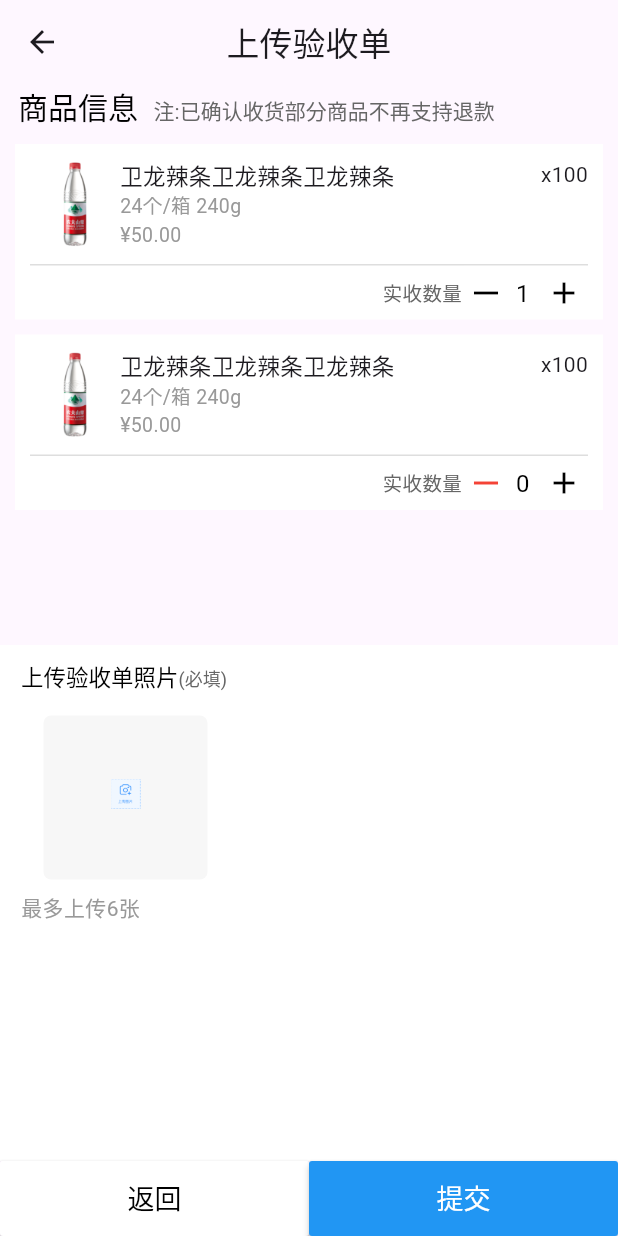
After one commit to hxj1062/myFlutter, a Flutter app: the UploadOrderApp screen opened directly, after a tap on the "add" icon, on a phone screen of 412 x 824 dp. The commit adds this screen. Run offline on Flutter 3.47's test engine with Material 3 defaults, Android fonts, the phone set to English and light mode, and no system bars; our stand-ins replace convex_bottom_bar, fluttertoast, image_picker.

Commit message:
上传验收单

```diff
--- a/lib/main.dart
+++ b/lib/main.dart
@@ -27,7 +27,7 @@
         debugShowCheckedModeBanner: false,
         initialRoute: "/welcome",
         routes: {
-          "/welcome": (context) => PrivacyMachinePageApp(),
+          "/welcome": (context) => MainPage(),
         });
   }
 }
--- a/lib/style/color_style.dart
+++ b/lib/style/color_style.dart
@@ -20,6 +20,7 @@
   static const Color c_3A3A3A = Color(0XFF3A3A3A);
   static const Color c_FF4951 = Color(0XFFFF4951);
   static const Color c_737373 = Color(0XFF737373);
+  static const Color c_DEDEDE = Color(0XFFDEDEDE);
 
   static MaterialColor materialColor(Color color) {
     List strengths = <double>[.05];
--- a/lib/views/change_machine_type_page.dart
+++ b/lib/views/change_machine_type_page.dart
@@ -171,7 +171,7 @@
                                   color: Colors.black, fontSize: 16.0),
                             ),
                             Image(
-                              image: AssetImage("asset/images/arrow_right.png"),
+                              image: AssetImage("assets/images/arrow_right.png"),
                               width: 16,
                               height: 16,
                             )
--- a/lib/views/not_recorded_page.dart
+++ b/lib/views/not_recorded_page.dart
@@ -73,7 +73,7 @@
             child: Container(
               color: Colors.white,
               child: ListView.builder(
-                  itemCount: 10,
+                  itemCount: 6,
                   itemExtent: 65.0,
                   itemBuilder: (BuildContext context, int index) {
                     return Container(
@@ -89,7 +89,7 @@
 
   Widget _itemView() {
     return Container(
-        margin: EdgeInsets.all(12.0),
+        margin: EdgeInsets.all(9.0),
         child: Row(
           mainAxisAlignment: MainAxisAlignment.spaceBetween,
           children: [
--- a/lib/views/privacy_machine_page.dart
+++ b/lib/views/privacy_machine_page.dart
@@ -36,7 +36,7 @@
     return Scaffold(
       appBar: AppBar(
         elevation: 0.0,
-        title: Text("集器列表"),
+        title: Text("机器列表"),
         centerTitle: true,
       ),
       body: _body(),
--- a/lib/views/tab01_page.dart
+++ b/lib/views/tab01_page.dart
@@ -4,6 +4,9 @@
 import 'package:myfluter/views/privacy_machine_page.dart';
 import 'package:myfluter/views/real_name_info_page.dart';
 import 'package:myfluter/views/space_fit_page.dart';
+import 'package:myfluter/views/tetsufsd.dart';
+import 'package:myfluter/views/upload_image_page.dart';
+import 'package:myfluter/views/upload_order.dart';
 import 'package:myfluter/views/wholesale_quota_page.dart';
 import '../model/function_bean.dart';
 import 'app_account.dart';
@@ -40,6 +43,9 @@
     Functions("清点商品", "清点商品详情", CheckProductCountPageApp()),
     Functions("空间适配", "空间适配组件FittedBox练习", SpaceFitPage()),
     Functions("机密集器", "机密集器列表", PrivacyMachinePageApp()),
+    Functions("图片上传", "上传图片", ProductImg( )),
+    Functions("上传验收单", "验收单", UploadOrderApp( )),
+    Functions("加减", "ssd", NumChangeWidget(onValueChanged: (int value) {  }, )),
   ];
 
   @override
--- /dev/null
+++ b/lib/views/tetsufsd.dart
@@ -0,0 +1,136 @@
+import 'package:flutter/material.dart';
+import 'package:flutter/services.dart';
+
+class NumChangeWidget extends StatefulWidget {
+  final double height;
+  int num;
+  final ValueChanged<int> onValueChanged;
+
+  final bool disabled;
+
+  NumChangeWidget(
+      {Key? key,
+        this.height = 36.0,
+        this.num = 0,
+        this.disabled = false,
+        required this.onValueChanged})
+      : super(key: key);
+
+  @override
+  _NumChangeWidgetState createState() {
+    return _NumChangeWidgetState();
+  }
+}
+
+class _NumChangeWidgetState extends State<NumChangeWidget> {
+  TextEditingController _numcontroller = TextEditingController();
+
+  @override
+  void initState() {
+    super.initState();
+    _numcontroller.addListener(_onNumChange);
+  }
+
+  void _onNumChange() {
+    String text = _numcontroller.text;
+    if (text.isNotEmpty) {
+      String result = text.replaceAll(RegExp(r'^[0]+'), '');// 去掉首位0的正则替换
+      if (result != '') {
+        widget.num = int.parse(result);
+        widget.onValueChanged(widget.num);
+      }
+      if (result != text) {
+        _numcontroller.selection =
+            TextSelection.fromPosition(TextPosition(offset: result.length));
+      }
+    }
+  }
+
+  @override
+  Widget build(BuildContext context) {
+    _numcontroller.text = widget.num.toString();
+
+    return Container(
+      height: widget.height,
+      decoration: BoxDecoration(
+          borderRadius: BorderRadius.all(Radius.circular(2.0)),
+          color: Color(0x1FFFFFFF)),
+      child: Row(
+        mainAxisSize: MainAxisSize.min,
+        children: <Widget>[
+          GestureDetector(
+            onTap: _minusNum,
+            child: Container(
+              width: 32.0,
+              alignment: Alignment.center,
+              child: Icon(Icons.horizontal_rule_outlined,
+                  color: widget.num == 0 || widget.disabled
+                      ? Colors.red
+                      : Colors.black),
+            ),
+          ),
+
+          Container(
+            width: 20.0,
+            alignment: Alignment.center,
+            child: TextField(
+                controller: _numcontroller, //TextEditingController,用于获取文本值
+                keyboardType: TextInputType.number, //设置键盘为数字
+                textAlign: TextAlign.center, // 内容左右居中
+                maxLines: 1,
+                decoration: const InputDecoration(
+                  border: InputBorder.none,
+                  contentPadding: EdgeInsets.only(bottom: 10),
+                ),
+                inputFormatters: [
+                  FilteringTextInputFormatter.digitsOnly, //设置只允许输入整数
+                ],
+                style: TextStyle(fontSize: 16, color: Colors.black),
+                readOnly: widget.disabled),
+          ),
+
+          GestureDetector(
+            onTap: _addNum,
+            child: Container(
+              width: 32.0,
+              alignment: Alignment.center,
+              child: Icon(
+                Icons.add_outlined,
+                color: widget.disabled
+                    ? Colors.green
+                    : Colors.black,
+              ), // 设计图
+            ),
+          ),
+        ],
+      ),
+    );
+  }
+
+  void _minusNum() {
+    if (widget.num == 0 || widget.disabled) {
+      return;
+    }
+
+    setState(() {
+      widget.num -= 1;
+
+      if (widget.onValueChanged != null) {
+        widget.onValueChanged(widget.num);
+      }
+    });
+  }
+
+  void _addNum() {
+    if (widget.disabled) {
+      return;
+    }
+    setState(() {
+      widget.num += 1;
+
+      if (widget.onValueChanged != null) {
+        widget.onValueChanged(widget.num);
+      }
+    });
+  }
+}
--- /dev/null
+++ b/lib/views/upload_image_page.dart
@@ -0,0 +1,158 @@
+import 'dart:io';
+
+import 'package:flutter/material.dart';
+import 'package:image_picker/image_picker.dart';
+
+// import 'package:n9a_crm/widgets/tip/tip.dart';
+typedef CommonACallback = void Function(dynamic reslut);
+
+class ProductImg extends StatefulWidget {
+  @override
+  _ProductImgState createState() => _ProductImgState();
+}
+
+class _ProductImgState extends State<ProductImg> {
+  File? _imgPath;
+  List<File> imgs22 = [];
+
+  _deleImg(File value) {
+    setState(() {
+      this.imgs22.remove(value);
+    });
+  }
+
+  // 生成GridView的items
+  List<Widget> buildItems() {
+    print("11111==$imgs22");
+    List<Widget> items = [];
+    imgs22.forEach((value) {
+      items.add(baseItem(value));
+    });
+    items.add(UpBtn(
+      imgList: imgs22,
+      callback: (reslut) {
+        setState(() {
+          imgs22.add(reslut);
+        });
+      },
+    ));
+    return items;
+  }
+
+  // 基础展示的item 此处设置width,height对GridView 无效，主要是偷懒给feedback用
+  Widget baseItem(value, [bgColor]) {
+    print("22222==$value");
+    return Stack(
+      children: [
+        Container(
+            width: double.infinity,
+            height: double.infinity,
+            color: bgColor,
+            child: ClipRRect(
+                borderRadius: BorderRadius.all(Radius.circular(5)),
+                child: Image.file(
+                  value,
+                  fit: BoxFit.cover,
+                ))),
+        Positioned(
+          child: GestureDetector(
+            onTap: () => _deleImg(value),
+            behavior: HitTestBehavior.translucent,
+            child: Image(
+              image: AssetImage("assets/images/huise.png"),
+              width: 20,
+              height: 20,
+            ),
+          ),
+          top: 0,
+          right: 0,
+        )
+      ],
+    );
+  }
+
+  @override
+  Widget build(BuildContext context) {
+    return Column(
+      children: [
+        // Tip(text: '支持 jpg、png格式，拖动图片重新排序，默认第一张图片为主图，建议每张上传文件大小200K以内'),
+        Container(
+          margin: EdgeInsets.only(
+            top: 15,
+            left: 15,
+            right: 15,
+          ),
+          child: GridView(
+            gridDelegate: SliverGridDelegateWithFixedCrossAxisCount(
+                crossAxisCount: 3,
+                mainAxisSpacing: 15,
+                crossAxisSpacing: 15,
+                childAspectRatio: 1),
+            children: buildItems(),
+            shrinkWrap: true,
+            physics: NeverScrollableScrollPhysics(), //禁止滚动
+          ),
+        ),
+      ],
+    );
+  }
+}
+
+//添加图片
+class UpBtn extends StatefulWidget {
+  List<File>? imgList;
+
+  CommonACallback callback;
+
+  UpBtn({
+    Key? key,
+    this.imgList,
+    required this.callback,
+  }) : super(key: key);
+
+  @override
+  _UpBtnState createState() => _UpBtnState();
+}
+
+class _UpBtnState extends State<UpBtn> {
+  //选择相册照片
+  Future getImage() async {
+    var imageUrl = await ImagePicker().getImage(source: ImageSource.gallery);
+
+    // setState(() {
+    //   widget.imgList?.add(File(imageUrl!.path));
+    // });
+    widget.callback(File(imageUrl!.path));
+    // setState(() {
+    //   _ProductImgState().imgs22.add(File(imageUrl!.path));
+    // });
+    print("33333${widget.imgList}");
+    print("44444${_ProductImgState().imgs22}");
+  }
+
+  @override
+  Widget build(BuildContext context) {
+    return GestureDetector(
+      onTap: getImage,
+      child: Container(
+        decoration: BoxDecoration(
+          color: Color(0xfff7f7f7),
+          borderRadius: BorderRadius.all(Radius.circular(5)),
+        ),
+        child: Column(
+          mainAxisAlignment: MainAxisAlignment.center,
+          children: [
+            Container(
+              margin: EdgeInsets.only(bottom: 5),
+              child: Image(
+                width: 20,
+                height: 20,
+                image: AssetImage("assets/images/upload_image.png"),
+              ),
+            ),
+          ],
+        ),
+      ),
+    );
+  }
+}
--- /dev/null
+++ b/lib/views/upload_order.dart
@@ -0,0 +1,191 @@
+import 'package:flutter/cupertino.dart';
+import 'package:flutter/material.dart';
+import 'package:myfluter/views/tetsufsd.dart';
+import 'package:myfluter/views/upload_image_page.dart';
+
+import '../style/color_style.dart';
+import '../utils/common_utils.dart';
+
+class UploadOrderApp extends StatefulWidget {
+  const UploadOrderApp({Key? key}) : super(key: key);
+
+  @override
+  State<UploadOrderApp> createState() => _UploadOrderAppState();
+}
+
+class _UploadOrderAppState extends State<UploadOrderApp> {
+  @override
+  Widget build(BuildContext context) {
+    return Scaffold(
+      appBar: AppBar(
+        elevation: 0.0,
+        title: Text("上传验收单"),
+        centerTitle: true,
+      ),
+      body: Material(
+        child: _body(),
+      ),
+    );
+  }
+
+  Widget _body() {
+    return Column(
+      children: [
+        Container(
+          child: Row(
+            crossAxisAlignment: CrossAxisAlignment.end,
+            children: [
+              const SizedBox(width: 12.0, height: 4.0),
+              RichText(
+                  text: TextSpan(children: [
+                TextSpan(
+                    text: "商品信息",
+                    style: TextStyle(color: Colors.black, fontSize: 20.0)),
+                TextSpan(
+                    text: "   注:已确认收货部分商品不再支持退款",
+                    style:
+                        TextStyle(color: ColorsStyle.c_666666, fontSize: 14.0))
+              ]))
+            ],
+          ),
+        ),
+        Expanded(
+            flex: 1,
+            child: ListView.builder(
+                itemCount: 2,
+                itemBuilder: (BuildContext context, int index) {
+                  return _listItem();
+                })),
+        Expanded(
+            flex: 1,
+            child: Container(
+              color: Colors.white,
+              padding: EdgeInsets.only(left: 14, right: 10, top: 10),
+              child: Column(
+                crossAxisAlignment: CrossAxisAlignment.start,
+                children: [
+                  RichText(
+                      text: TextSpan(children: [
+                    TextSpan(
+                        text: "上传验收单照片",
+                        style: TextStyle(color: Colors.black, fontSize: 15.0)),
+                    TextSpan(
+                        text: "(必填)",
+                        style: TextStyle(
+                            color: ColorsStyle.c_666666, fontSize: 12.0))
+                  ])),
+                  ProductImg(),
+                  SizedBox(
+                    height: 8,
+                  ),
+                  Text(
+                    "最多上传6张",
+                    style: TextStyle(color: ColorsStyle.c_999999),
+                  )
+                ],
+              ),
+            )),
+        Row(
+          children: [
+            Expanded(
+                child: MaterialButton(
+                    height: 50,
+                    minWidth: 100,
+                    color: Colors.white,
+                    child: Text("返回", style: TextStyle(fontSize: 18)),
+                    textColor: Colors.black,
+                    onPressed: returnAction)),
+            Expanded(
+                child: MaterialButton(
+                    height: 50,
+                    minWidth: 100,
+                    color: Colors.blue,
+                    child: Text(
+                      "提交",
+                      style: TextStyle(fontSize: 18),
+                    ),
+                    textColor: Colors.white,
+                    onPressed: submitAction))
+          ],
+        )
+      ],
+    );
+  }
+
+  void returnAction() {
+    showToast("返回");
+  }
+
+  void submitAction() {
+    showToast("提交");
+  }
+
+  Widget _listItem() {
+    return Container(
+        color: Color(0xffFFFFFF),
+        margin: EdgeInsets.only(left: 10, right: 10, top: 10),
+        padding: EdgeInsets.only(left: 10, right: 10, top: 10),
+        child: Column(
+          children: [
+            Container(
+              margin: EdgeInsets.only(bottom: 10),
+              child: Row(
+                children: <Widget>[
+                  Image(
+                    image: AssetImage("assets/images/goods_eg.png"),
+                    width: 60.0,
+                    height: 60.0,
+                  ),
+                  Expanded(
+                      child: Row(
+                    crossAxisAlignment: CrossAxisAlignment.start,
+                    mainAxisAlignment: MainAxisAlignment.spaceBetween,
+                    children: [
+                      Container(
+                        child: Column(
+                          crossAxisAlignment: CrossAxisAlignment.start,
+                          children: [
+                            Text(
+                              "卫龙辣条卫龙辣条卫龙辣条",
+                              style: TextStyle(fontSize: 15),
+                            ),
+                            Text(
+                              "24个/箱 240g",
+                              style: TextStyle(
+                                  color: ColorsStyle.c_999999, fontSize: 13),
+                            ),
+                            Text("¥50.00",
+                                style: TextStyle(
+                                    color: ColorsStyle.c_999999, fontSize: 13))
+                          ],
+                        ),
+                      ),
+                      Container(
+                        child: Text("x100"),
+                      )
+                    ],
+                  ))
+                ],
+              ),
+            ),
+            Divider(
+              height: 1.0,
+              color: ColorsStyle.c_DEDEDE,
+            ),
+            Container(
+              child: Row(
+                mainAxisAlignment: MainAxisAlignment.end,
+                children: [
+                  Text("实收数量",
+                      style:
+                          TextStyle(color: ColorsStyle.c_666666, fontSize: 13)),
+                  NumChangeWidget(
+                    onValueChanged: (int value) {},
+                  )
+                ],
+              ),
+            )
+          ],
+        ));
+  }
+}
--- a/pubspec.yaml
+++ b/pubspec.yaml
@@ -38,6 +38,8 @@
   convex_bottom_bar: ^3.2.0
   image_picker: ^0.7.2+1
   flutter_datetime_picker: ^1.5.1
+  multi_image_picker: ^4.8.01
+  intl: ^0.19.0
 
 dev_dependencies:
   flutter_test:
```
Also changed, not shown: assets/images/goods_eg.png (added), assets/images/huise.png (added), assets/images/upload_image.png (added), assets/images/white_close.png (added), pubspec.lock.
